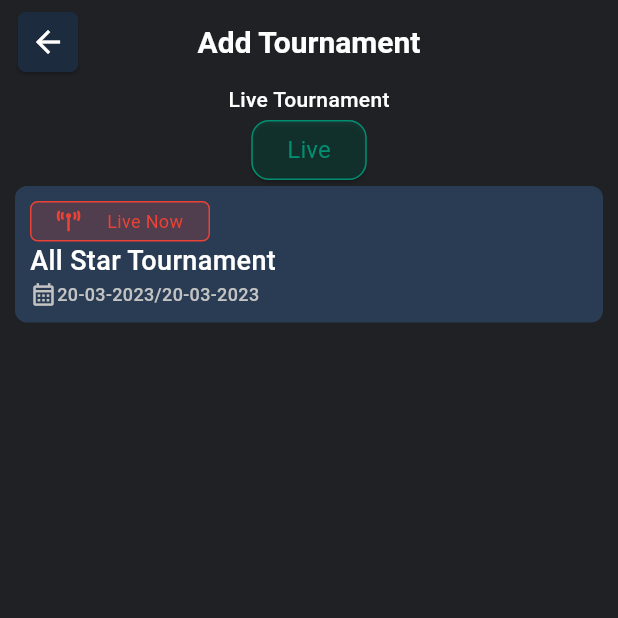
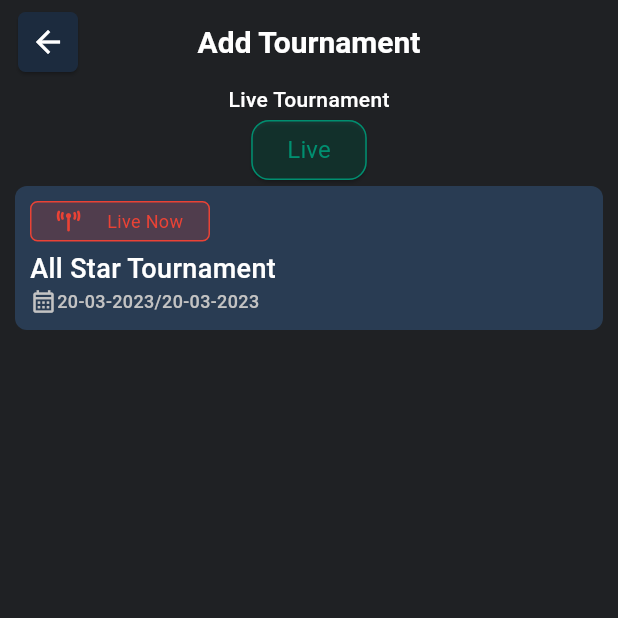
Before and after one commit to FPpunit/training_tennis, a Flutter app: the screen it shows after launch, on a phone screen of 412 x 824 dp, the top half of it. Run offline on Flutter 3.47's test engine with Material 2 defaults, Android fonts, the phone set to English and light mode, and no system bars; our stand-ins replace dotted_border, dropdown_button2, flutter_svg, font_awesome_flutter, get.

Commit message:
Adding tournament list

```diff
--- a/lib/screens/tournament_list/tournament_list.dart
+++ b/lib/screens/tournament_list/tournament_list.dart
@@ -84,7 +84,7 @@ class _TournamentListState extends State<TournamentList> {
                       ),
                     ),
                   ),
-
+                  SizedBox(height: 5,),
                   titleText(text: tournamentList[0]['tournamentName']),
                   Row(
                     children: [
```
